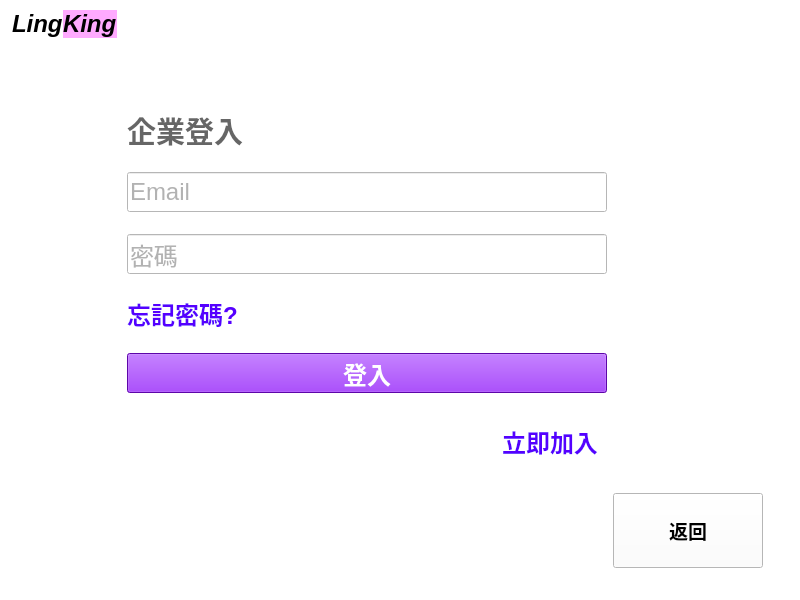
smilesmilehero/Advanced_Python_final_project_resume_system, file UI/company_login.ui: the form before one commit.
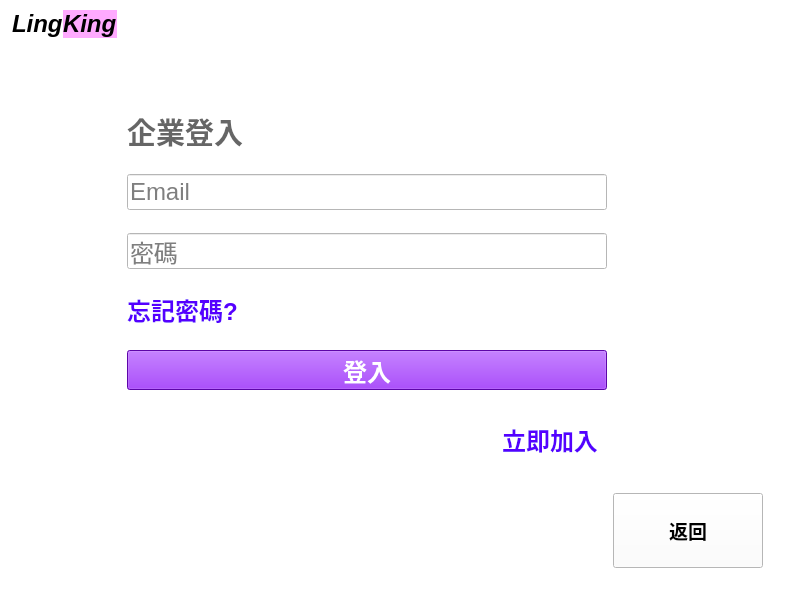
The form after the commit.

Patch:
```diff
--- a/UI/company_login.ui
+++ b/UI/company_login.ui
@@ -222,161 +222,17 @@
         </item>
         <item>
          <widget class="QLineEdit" name="email_input">
-          <property name="sizePolicy">
-           <sizepolicy hsizetype="Minimum" vsizetype="Fixed">
-            <horstretch>0</horstretch>
-            <verstretch>0</verstretch>
-           </sizepolicy>
-          </property>
-          <property name="minimumSize">
-           <size>
-            <width>480</width>
-            <height>0</height>
-           </size>
-          </property>
           <property name="maximumSize">
            <size>
             <width>480</width>
-            <height>40</height>
+            <height>16777215</height>
            </size>
           </property>
-          <property name="palette">
-           <palette>
-            <active>
-             <colorrole role="Button">
-              <brush brushstyle="SolidPattern">
-               <color alpha="255">
-                <red>255</red>
-                <green>255</green>
-                <blue>255</blue>
-               </color>
-              </brush>
-             </colorrole>
-             <colorrole role="Text">
-              <brush brushstyle="SolidPattern">
-               <color alpha="255">
-                <red>102</red>
-                <green>102</green>
-                <blue>102</blue>
-               </color>
-              </brush>
-             </colorrole>
-             <colorrole role="Base">
-              <brush brushstyle="SolidPattern">
-               <color alpha="255">
-                <red>255</red>
-                <green>255</green>
-                <blue>255</blue>
-               </color>
-              </brush>
-             </colorrole>
-             <colorrole role="Window">
-              <brush brushstyle="SolidPattern">
-               <color alpha="255">
-                <red>255</red>
-                <green>255</green>
-                <blue>255</blue>
-               </color>
-              </brush>
-             </colorrole>
-            </active>
-            <inactive>
-             <colorrole role="Button">
-              <brush brushstyle="SolidPattern">
-               <color alpha="255">
-                <red>255</red>
-                <green>255</green>
-                <blue>255</blue>
-               </color>
-              </brush>
-             </colorrole>
-             <colorrole role="Text">
-              <brush brushstyle="SolidPattern">
-               <color alpha="255">
-                <red>102</red>
-                <green>102</green>
-                <blue>102</blue>
-               </color>
-              </brush>
-             </colorrole>
-             <colorrole role="Base">
-              <brush brushstyle="SolidPattern">
-               <color alpha="255">
-                <red>255</red>
-                <green>255</green>
-                <blue>255</blue>
-               </color>
-              </brush>
-             </colorrole>
-             <colorrole role="Window">
-              <brush brushstyle="SolidPattern">
-               <color alpha="255">
-                <red>255</red>
-                <green>255</green>
-                <blue>255</blue>
-               </color>
-              </brush>
-             </colorrole>
-            </inactive>
-            <disabled>
-             <colorrole role="Button">
-              <brush brushstyle="SolidPattern">
-               <color alpha="255">
-                <red>255</red>
-                <green>255</green>
-                <blue>255</blue>
-               </color>
-              </brush>
-             </colorrole>
-             <colorrole role="Text">
-              <brush brushstyle="SolidPattern">
-               <color alpha="255">
-                <red>120</red>
-                <green>120</green>
-                <blue>120</blue>
-               </color>
-              </brush>
-             </colorrole>
-             <colorrole role="Base">
-              <brush brushstyle="SolidPattern">
-               <color alpha="255">
-                <red>255</red>
-                <green>255</green>
-                <blue>255</blue>
-               </color>
-              </brush>
-             </colorrole>
-             <colorrole role="Window">
-              <brush brushstyle="SolidPattern">
-               <color alpha="255">
-                <red>255</red>
-                <green>255</green>
-                <blue>255</blue>
-               </color>
-              </brush>
-             </colorrole>
-            </disabled>
-           </palette>
-          </property>
           <property name="font">
            <font>
             <pointsize>18</pointsize>
-            <strikeout>false</strikeout>
-            <kerning>true</kerning>
            </font>
           </property>
-          <property name="tabletTracking">
-           <bool>true</bool>
-          </property>
-          <property name="focusPolicy">
-           <enum>Qt::ClickFocus</enum>
-          </property>
-          <property name="styleSheet">
-           <string notr="true"/>
-          </property>
-          <property name="text">
-           <string/>
-          </property>
           <property name="placeholderText">
            <string>Email</string>
           </property>
@@ -384,161 +240,17 @@
         </item>
         <item>
          <widget class="QLineEdit" name="password_input">
-          <property name="sizePolicy">
-           <sizepolicy hsizetype="Minimum" vsizetype="Fixed">
-            <horstretch>0</horstretch>
-            <verstretch>0</verstretch>
-           </sizepolicy>
-          </property>
-          <property name="minimumSize">
-           <size>
-            <width>480</width>
-            <height>0</height>
-           </size>
-          </property>
           <property name="maximumSize">
            <size>
             <width>480</width>
-            <height>40</height>
+            <height>16777215</height>
            </size>
           </property>
-          <property name="palette">
-           <palette>
-            <active>
-             <colorrole role="Button">
-              <brush brushstyle="SolidPattern">
-               <color alpha="255">
-                <red>255</red>
-                <green>255</green>
-                <blue>255</blue>
-               </color>
-              </brush>
-             </colorrole>
-             <colorrole role="Text">
-              <brush brushstyle="SolidPattern">
-               <color alpha="255">
-                <red>102</red>
-                <green>102</green>
-                <blue>102</blue>
-               </color>
-              </brush>
-             </colorrole>
-             <colorrole role="Base">
-              <brush brushstyle="SolidPattern">
-               <color alpha="255">
-                <red>255</red>
-                <green>255</green>
-                <blue>255</blue>
-               </color>
-              </brush>
-             </colorrole>
-             <colorrole role="Window">
-              <brush brushstyle="SolidPattern">
-               <color alpha="255">
-                <red>255</red>
-                <green>255</green>
-                <blue>255</blue>
-               </color>
-              </brush>
-             </colorrole>
-            </active>
-            <inactive>
-             <colorrole role="Button">
-              <brush brushstyle="SolidPattern">
-               <color alpha="255">
-                <red>255</red>
-                <green>255</green>
-                <blue>255</blue>
-               </color>
-              </brush>
-             </colorrole>
-             <colorrole role="Text">
-              <brush brushstyle="SolidPattern">
-               <color alpha="255">
-                <red>102</red>
-                <green>102</green>
-                <blue>102</blue>
-               </color>
-              </brush>
-             </colorrole>
-             <colorrole role="Base">
-              <brush brushstyle="SolidPattern">
-               <color alpha="255">
-                <red>255</red>
-                <green>255</green>
-                <blue>255</blue>
-               </color>
-              </brush>
-             </colorrole>
-             <colorrole role="Window">
-              <brush brushstyle="SolidPattern">
-               <color alpha="255">
-                <red>255</red>
-                <green>255</green>
-                <blue>255</blue>
-               </color>
-              </brush>
-             </colorrole>
-            </inactive>
-            <disabled>
-             <colorrole role="Button">
-              <brush brushstyle="SolidPattern">
-               <color alpha="255">
-                <red>255</red>
-                <green>255</green>
-                <blue>255</blue>
-               </color>
-              </brush>
-             </colorrole>
-             <colorrole role="Text">
-              <brush brushstyle="SolidPattern">
-               <color alpha="255">
-                <red>120</red>
-                <green>120</green>
-                <blue>120</blue>
-               </color>
-              </brush>
-             </colorrole>
-             <colorrole role="Base">
-              <brush brushstyle="SolidPattern">
-               <color alpha="255">
-                <red>255</red>
-                <green>255</green>
-                <blue>255</blue>
-               </color>
-              </brush>
-             </colorrole>
-             <colorrole role="Window">
-              <brush brushstyle="SolidPattern">
-               <color alpha="255">
-                <red>255</red>
-                <green>255</green>
-                <blue>255</blue>
-               </color>
-              </brush>
-             </colorrole>
-            </disabled>
-           </palette>
-          </property>
           <property name="font">
            <font>
             <pointsize>18</pointsize>
-            <strikeout>false</strikeout>
-            <kerning>true</kerning>
            </font>
           </property>
-          <property name="tabletTracking">
-           <bool>true</bool>
-          </property>
-          <property name="focusPolicy">
-           <enum>Qt::ClickFocus</enum>
-          </property>
-          <property name="styleSheet">
-           <string notr="true"/>
-          </property>
-          <property name="text">
-           <string/>
-          </property>
           <property name="placeholderText">
            <string>密碼</string>
           </property>
```
Left out of the diff: 8 changed lines with no effect on the pictures.
